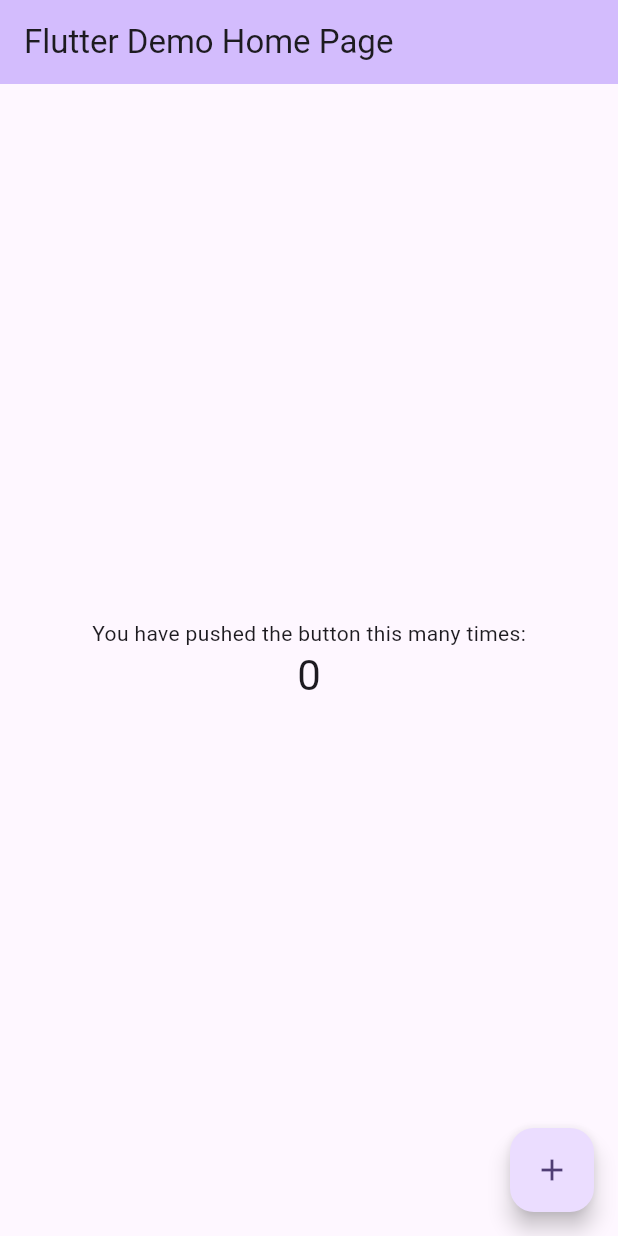
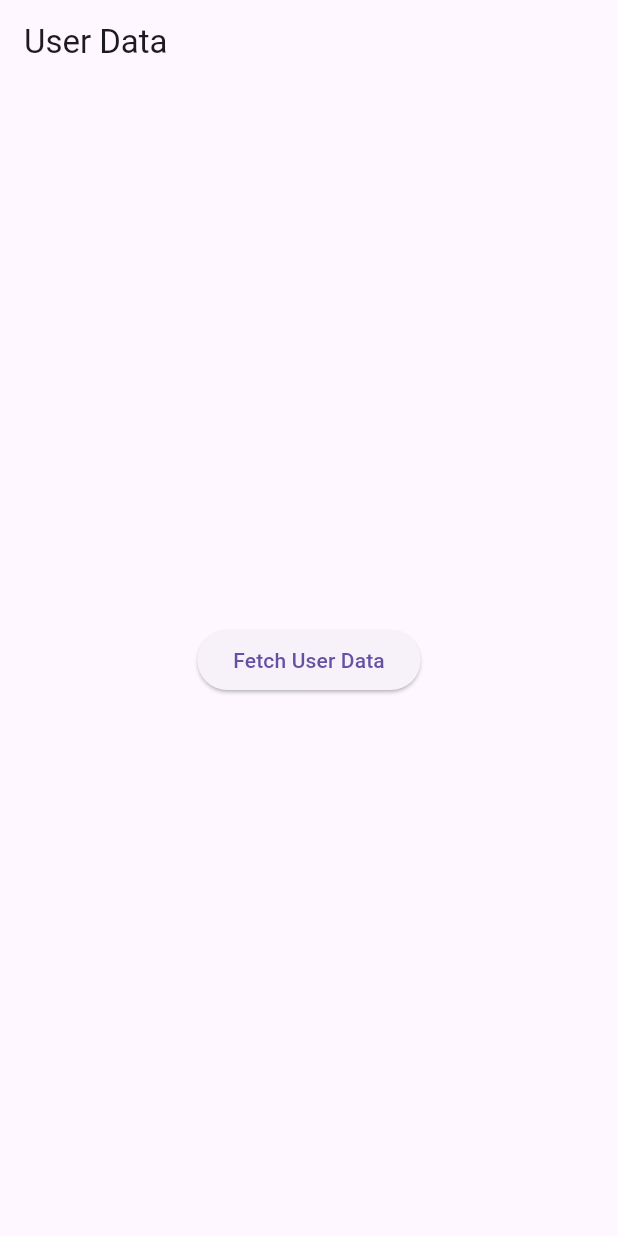
Before and after one commit to bhavink2000/flutter_riverpod_demo, a Flutter app: the screen it shows after launch, on a phone screen of 412 x 824 dp. Run offline on Flutter 3.47's test engine with Material 3 defaults, Android fonts, the phone set to English and light mode, and no system bars; our stand-ins replace flutter_riverpod.

Commit message:
feat: add package for riverpod , network serivce and inistalize in main file

```diff
--- a/lib/core/provider.dart
+++ /dev/null
@@ -1 +0,0 @@
-final networkService
--- a/lib/main.dart
+++ b/lib/main.dart
@@ -1,125 +1,42 @@
 import 'package:flutter/material.dart';
+import 'package:flutter_riverpod/flutter_riverpod.dart';
 
 void main() {
-  runApp(const MyApp());
+  runApp(const ProviderScope(child: MyApp()));
 }
 
-class MyApp extends StatelessWidget {
+class MyApp extends StatelessWidget{
   const MyApp({super.key});
 
-  // This widget is the root of your application.
   @override
   Widget build(BuildContext context) {
     return MaterialApp(
       title: 'Flutter Demo',
       theme: ThemeData(
-        // This is the theme of your application.
-        //
-        // TRY THIS: Try running your application with "flutter run". You'll see
-        // the application has a purple toolbar. Then, without quitting the app,
-        // try changing the seedColor in the colorScheme below to Colors.green
-        // and then invoke "hot reload" (save your changes or press the "hot
-        // reload" button in a Flutter-supported IDE, or press "r" if you used
-        // the command line to start the app).
-        //
-        // Notice that the counter didn't reset back to zero; the application
-        // state is not lost during the reload. To reset the state, use hot
-        // restart instead.
-        //
-        // This works for code too, not just values: Most code changes can be
-        // tested with just a hot reload.
-        colorScheme: ColorScheme.fromSeed(seedColor: Colors.deepPurple),
-        useMaterial3: true,
+        primarySwatch: Colors.blue,
       ),
-      home: const MyHomePage(title: 'Flutter Demo Home Page'),
+      home: const UserScreen(),
     );
   }
 }
 
-class MyHomePage extends StatefulWidget {
-  const MyHomePage({super.key, required this.title});
-
-  // This widget is the home page of your application. It is stateful, meaning
-  // that it has a State object (defined below) that contains fields that affect
-  // how it looks.
-
-  // This class is the configuration for the state. It holds the values (in this
-  // case the title) provided by the parent (in this case the App widget) and
-  // used by the build method of the State. Fields in a Widget subclass are
-  // always marked "final".
-
-  final String title;
+class UserScreen extends ConsumerWidget {
+  const UserScreen({super.key});
 
   @override
-  State<MyHomePage> createState() => _MyHomePageState();
-}
-
-class _MyHomePageState extends State<MyHomePage> {
-  int _counter = 0;
-
-  void _incrementCounter() {
-    setState(() {
-      // This call to setState tells the Flutter framework that something has
-      // changed in this State, which causes it to rerun the build method below
-      // so that the display can reflect the updated values. If we changed
-      // _counter without calling setState(), then the build method would not be
-      // called again, and so nothing would appear to happen.
-      _counter++;
-    });
-  }
-
-  @override
-  Widget build(BuildContext context) {
-    // This method is rerun every time setState is called, for instance as done
-    // by the _incrementCounter method above.
-    //
-    // The Flutter framework has been optimized to make rerunning build methods
-    // fast, so that you can just rebuild anything that needs updating rather
-    // than having to individually change instances of widgets.
+  Widget build(BuildContext context, WidgetRef ref) {
     return Scaffold(
       appBar: AppBar(
-        // TRY THIS: Try changing the color here to a specific color (to
-        // Colors.amber, perhaps?) and trigger a hot reload to see the AppBar
-        // change color while the other colors stay the same.
-        backgroundColor: Theme.of(context).colorScheme.inversePrimary,
-        // Here we take the value from the MyHomePage object that was created by
-        // the App.build method, and use it to set our appbar title.
-        title: Text(widget.title),
+        title: const Text('User Data'),
       ),
       body: Center(
-        // Center is a layout widget. It takes a single child and positions it
-        // in the middle of the parent.
-        child: Column(
-          // Column is also a layout widget. It takes a list of children and
-          // arranges them vertically. By default, it sizes itself to fit its
-          // children horizontally, and tries to be as tall as its parent.
-          //
-          // Column has various properties to control how it sizes itself and
-          // how it positions its children. Here we use mainAxisAlignment to
-          // center the children vertically; the main axis here is the vertical
-          // axis because Columns are vertical (the cross axis would be
-          // horizontal).
-          //
-          // TRY THIS: Invoke "debug painting" (choose the "Toggle Debug Paint"
-          // action in the IDE, or press "p" in the console), to see the
-          // wireframe for each widget.
-          mainAxisAlignment: MainAxisAlignment.center,
-          children: <Widget>[
-            const Text(
-              'You have pushed the button this many times:',
-            ),
-            Text(
-              '$_counter',
-              style: Theme.of(context).textTheme.headlineMedium,
-            ),
-          ],
+        child: ElevatedButton(
+          onPressed: () {
+            // Trigger the network call here
+          },
+          child: const Text('Fetch User Data'),
         ),
       ),
-      floatingActionButton: FloatingActionButton(
-        onPressed: _incrementCounter,
-        tooltip: 'Increment',
-        child: const Icon(Icons.add),
-      ), // This trailing comma makes auto-formatting nicer for build methods.
     );
   }
 }
--- a/pubspec.yaml
+++ b/pubspec.yaml
@@ -34,6 +34,9 @@ dependencies:
   # The following adds the Cupertino Icons font to your application.
   # Use with the CupertinoIcons class for iOS style icons.
   cupertino_icons: ^1.0.8
+  flutter_riverpod: ^2.6.1
+  dio: ^5.8.0+1
+  http: ^1.4.0
 
 dev_dependencies:
   flutter_test:
```
Also changed, not shown: pubspec.lock.
